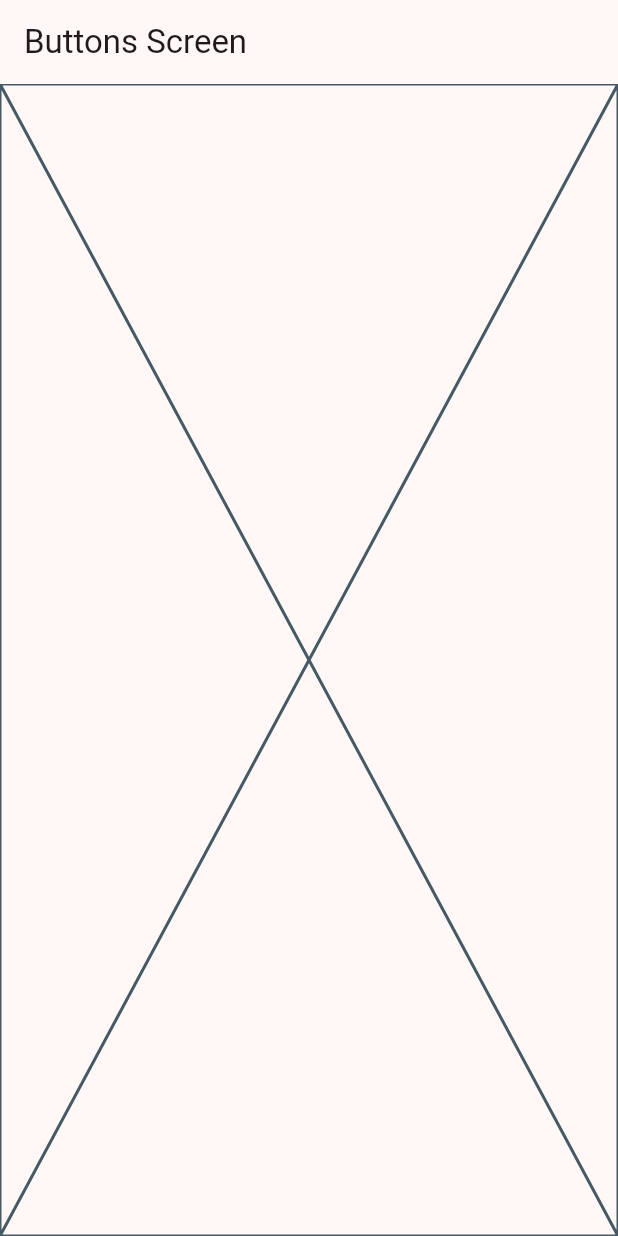
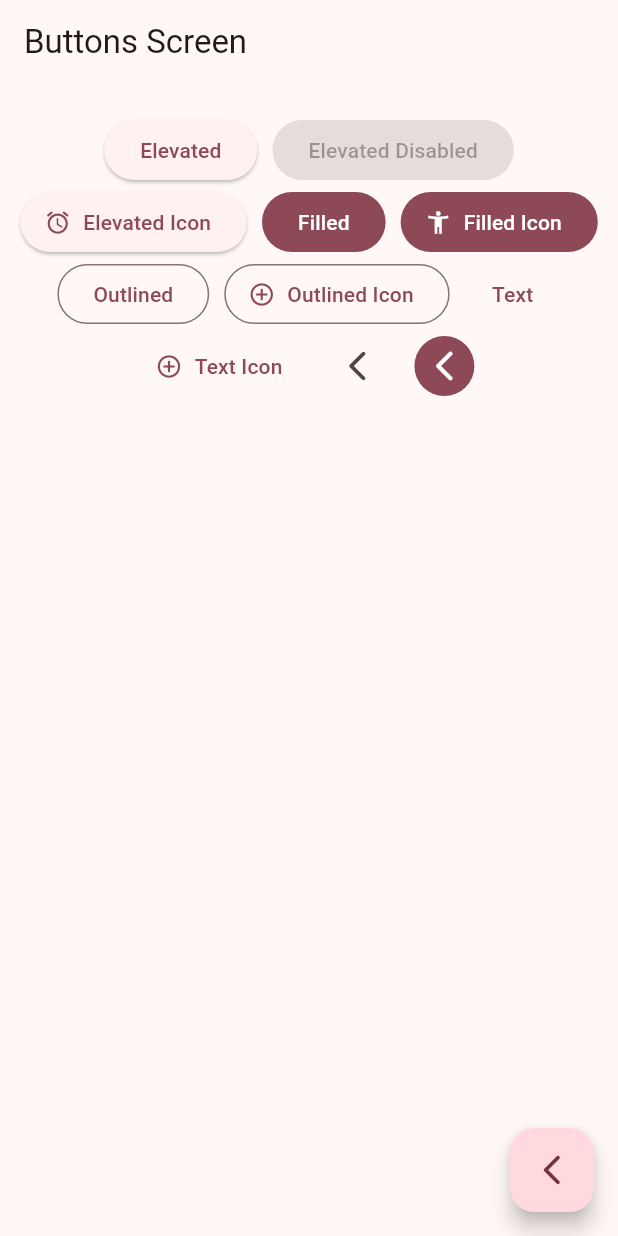
Before and after one commit to EmirMaya/widgets_app, a Flutter app: the ButtonsScreen screen opened by its route, on a phone screen of 412 x 824 dp. Run offline on Flutter 3.47's test engine with Material 3 defaults, Android fonts, the phone set to English and light mode, and no system bars; our stand-ins replace go_router.

Commit message:
Agregando botones

```diff
--- a/lib/config/router/app_router.dart
+++ b/lib/config/router/app_router.dart
@@ -7,14 +7,17 @@ final appRouter = GoRouter(
   routes: [
     GoRoute(
       path: '/',
+      name: HomeScreen.name,
       builder: (context, state) => const HomeScreen(),
     ),
      GoRoute(
       path: '/buttons',
+      name: ButtonsScreen.name,
       builder: (context, state) => const ButtonsScreen(),
     ),
      GoRoute(
       path: '/cards',
+      name: CardsScreen.name,
       builder: (context, state) => const CardsScreen(),
     ),
   ],
--- a/lib/presentation/screens/buttons/buttons_screen.dart
+++ b/lib/presentation/screens/buttons/buttons_screen.dart
@@ -1,6 +1,8 @@
 import 'package:flutter/material.dart';
+import 'package:go_router/go_router.dart';
 
 class ButtonsScreen extends StatelessWidget {
+  static const String name = 'buttons_screen';
   const ButtonsScreen({super.key});
 
   @override
@@ -9,7 +11,68 @@ class ButtonsScreen extends StatelessWidget {
       appBar: AppBar(
         title: const Text('Buttons Screen'),
       ),
-      body: const Placeholder(),
+      body: const _ButtonsView(),
+      floatingActionButton: FloatingActionButton(
+        child: const Icon(Icons.arrow_back_ios_new_rounded),
+        onPressed: () {
+          context.pop();
+        },
+      ),
     );
   }
 }
+
+class _ButtonsView extends StatelessWidget {
+  const _ButtonsView();
+
+  @override
+  Widget build(BuildContext context) {
+    final colors = Theme.of(context).colorScheme;
+    return SizedBox(
+      width: double.infinity, // maximo posible
+      child: Padding(
+        padding: const EdgeInsets.symmetric(horizontal: 10, vertical: 20),
+        child: Wrap(
+          spacing: 10,
+          crossAxisAlignment: WrapCrossAlignment.center,
+          alignment: WrapAlignment.center,
+          children: [
+            ElevatedButton(onPressed: () {}, child: const Text('Elevated')),
+            const ElevatedButton(
+                onPressed: null, child: Text('Elevated Disabled')),
+            ElevatedButton.icon(
+              onPressed: () {},
+              icon: const Icon(Icons.access_alarm_rounded),
+              label: const Text('Elevated Icon'),
+            ),
+            FilledButton(onPressed: () {}, child: const Text('Filled')),
+            FilledButton.icon(
+                onPressed: () {},
+                icon: const Icon(Icons.accessibility_new),
+                label: const Text('Filled Icon')),
+            OutlinedButton(onPressed: () {}, child: const Text('Outlined')),
+            OutlinedButton.icon(
+                onPressed: () {},
+                icon: const Icon(Icons.add_circle_outline),
+                label: const Text('Outlined Icon')),
+            TextButton(onPressed: () {}, child: const Text('Text')),
+            TextButton.icon(
+                onPressed: () {},
+                icon: const Icon(Icons.add_circle_outline),
+                label: const Text('Text Icon')),
+            IconButton(
+                onPressed: () {},
+                icon: const Icon(Icons.arrow_back_ios_new_rounded)),
+            IconButton(
+                onPressed: () {},
+                icon: const Icon(Icons.arrow_back_ios_new_rounded,),
+                  style: ButtonStyle(
+                  backgroundColor: WidgetStatePropertyAll(colors.primary),
+                  iconColor: const WidgetStatePropertyAll(Colors.white)
+                )),
+          ],
+        ),
+      ),
+    );
+  }
+}
--- a/lib/presentation/screens/cards/cards_screen.dart
+++ b/lib/presentation/screens/cards/cards_screen.dart
@@ -1,6 +1,7 @@
 import 'package:flutter/material.dart';
 
 class CardsScreen extends StatelessWidget {
+  static const String name = 'cards_screen';
   const CardsScreen({super.key});
 
   @override
--- a/lib/presentation/screens/home/home_screen.dart
+++ b/lib/presentation/screens/home/home_screen.dart
@@ -1,9 +1,11 @@
 import 'package:flutter/material.dart';
 import 'package:go_router/go_router.dart';
 import 'package:widgets_app/config/menu/menu_items.dart';
-import 'package:widgets_app/presentation/screens/buttons/buttons_screen.dart';
+import 'package:widgets_app/presentation/screens/cards/cards_screen.dart';
 
 class HomeScreen extends StatelessWidget {
+  static const String name = 'home_screen';
+
   const HomeScreen({super.key});
 
   @override
@@ -65,6 +67,7 @@ class _CustomListTile extends StatelessWidget {
         // );
 
         context.push(menuItem.link);
+        // context.pushNamed(CardsScreen.name);
       },
     );
   }
```
